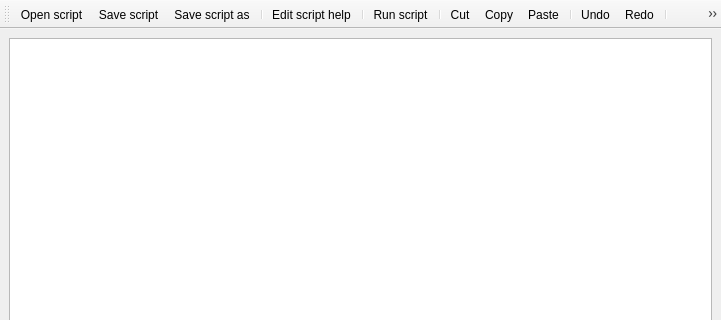
The window that python/plugins/processing/ui/DlgScriptEditor.ui (qgis/QGIS) describes before a commit, drawn with Qt 5; both pictures show x 0 to 721 and y 0 to 320 of the 721 by 578 pixel window.
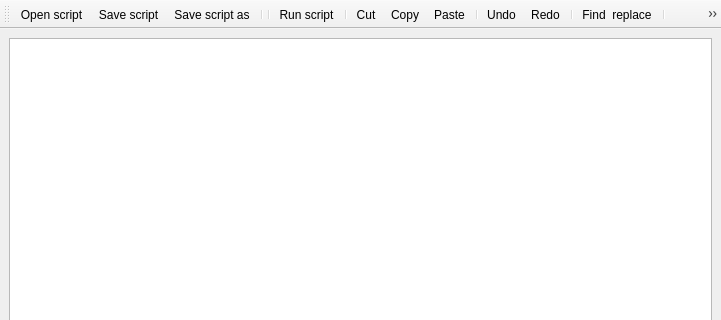
The same window after the commit. Custom widgets are drawn as their Qt base class.

```diff
--- a/python/plugins/processing/ui/DlgScriptEditor.ui
+++ b/python/plugins/processing/ui/DlgScriptEditor.ui
@@ -107,7 +107,6 @@
    <addaction name="actionSaveScript"/>
    <addaction name="actionSaveScriptAs"/>
    <addaction name="separator"/>
-   <addaction name="actionEditScriptHelp"/>
    <addaction name="separator"/>
    <addaction name="actionRunScript"/>
    <addaction name="separator"/>
@@ -156,14 +155,6 @@
     <string>Ctrl+Shift+S</string>
    </property>
   </action>
-  <action name="actionEditScriptHelp">
-   <property name="text">
-    <string>Edit script help</string>
-   </property>
-   <property name="toolTip">
-    <string>Edit script help</string>
-   </property>
-  </action>
   <action name="actionRunScript">
    <property name="text">
     <string>Run script</string>
@@ -251,7 +242,7 @@
     <bool>true</bool>
    </property>
    <property name="text">
-    <string>FindReplace</string>
+    <string>Find &amp; replace</string>
    </property>
   </action>
  </widget>
```
